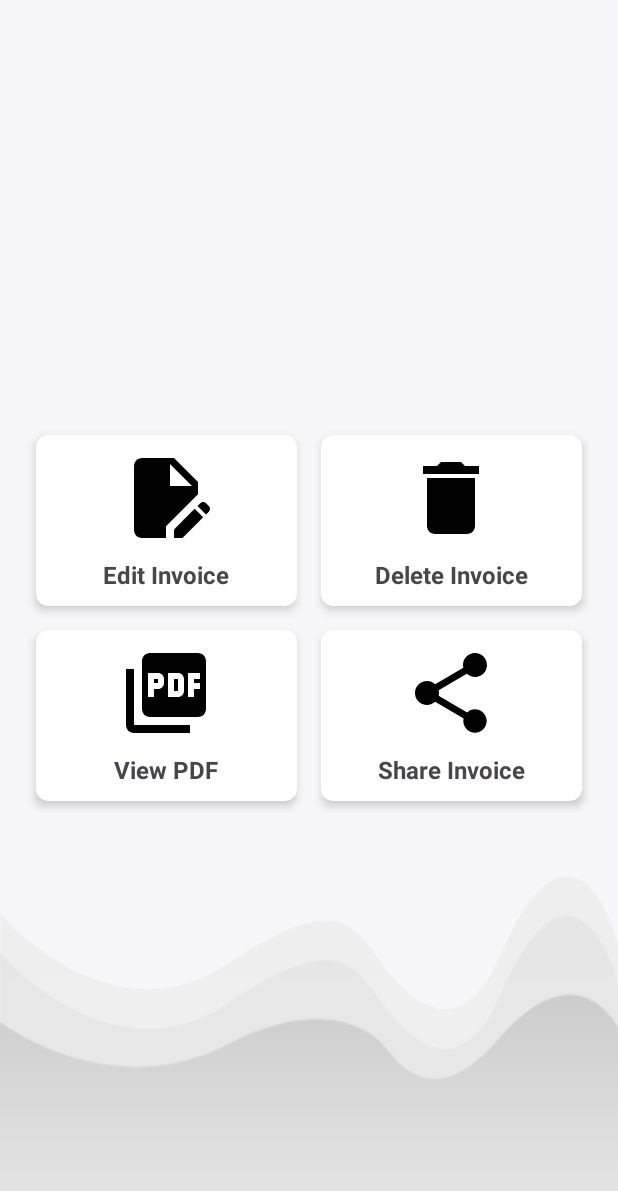
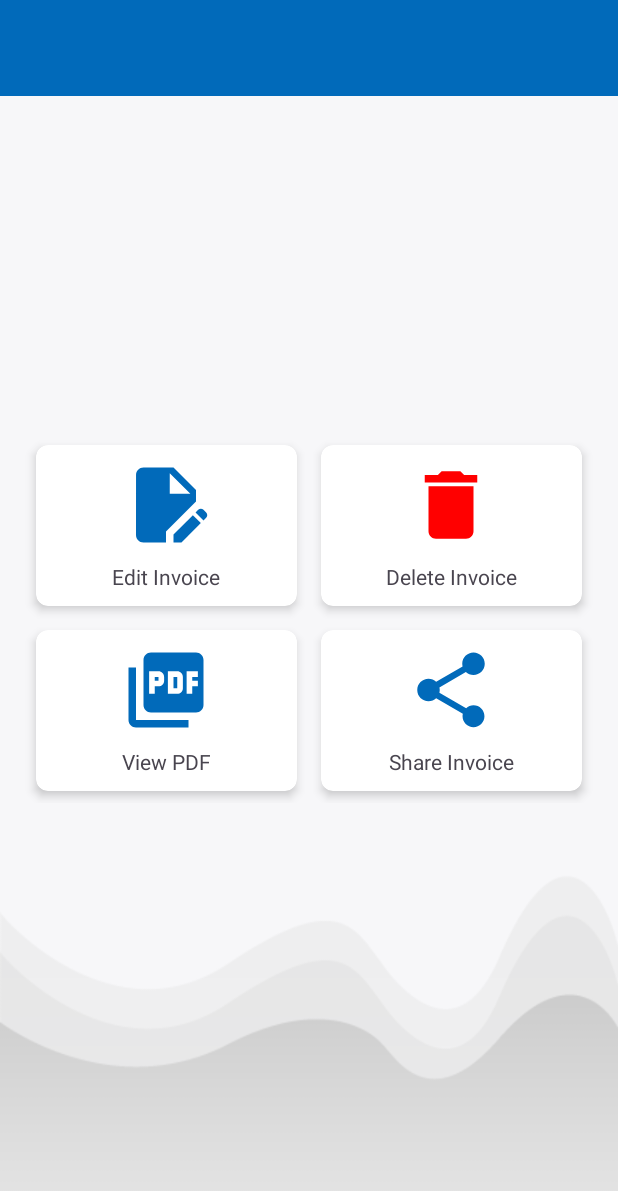
Before and after one commit to Abdul-Rehman-Ali/Royal_Journey_Tourism, an Android app: the layout activity_invoice_details.xml on its own in the app's theme, with its tools: preview values and no code run, on a phone screen of 412 x 824 dp. Shown: the top 1191 px of the screen. Run offline under Robolectric (Android 15) with nearby library versions, the phone set to English and light mode, and no system bars.

```diff
--- a/app/src/main/java/com/Trip/Trip360/InvoiceDetailsActivity.kt
+++ b/app/src/main/java/com/Trip/Trip360/InvoiceDetailsActivity.kt
@@ -6,6 +6,7 @@ import android.util.Log
 import android.widget.Toast
 import androidx.activity.enableEdgeToEdge
 import androidx.appcompat.app.AppCompatActivity
+import androidx.core.content.ContextCompat
 import androidx.core.view.ViewCompat
 import androidx.core.view.WindowInsetsCompat
 import androidx.lifecycle.lifecycleScope
@@ -16,6 +17,8 @@ import com.Trip.Trip360.utils.CustomDialog.showConfirmationDialog
 import com.Trip.Trip360.utils.IntentActionUtils.INTENT_ACTION_EDIT
 import com.Trip.Trip360.utils.PdfUtils
 import com.Trip.Trip360.utils.PdfUtilsKt
+import com.Trip.Trip360.utils.SharedPrefUtils
+import com.Trip.Trip360.utils.SharedPrefUtils.KEY_WEB_NAME
 import kotlinx.coroutines.launch
 import java.io.File
 
@@ -28,11 +31,17 @@ class InvoiceDetailsActivity : AppCompatActivity() {
         super.onCreate(savedInstanceState)
         enableEdgeToEdge()
         setContentView(binding.root)
+        window.statusBarColor = ContextCompat.getColor(this, R.color.primaryColor)
         ViewCompat.setOnApplyWindowInsetsListener(findViewById(R.id.main)) { v, insets ->
             val systemBars = insets.getInsets(WindowInsetsCompat.Type.systemBars())
             v.setPadding(systemBars.left, systemBars.top, systemBars.right, systemBars.bottom)
             insets
         }
+
+        val webName = SharedPrefUtils.getValue(this, KEY_WEB_NAME,"Default WebName")
+
+        setSupportActionBar(binding.toolbar)
+        supportActionBar?.title = webName
 
         val invoiceId = intent.getLongExtra("invoiceId", -1)
         Log.d("fjskjfs", "Invoice id: $invoiceId")
--- a/app/src/main/res/drawable/baseline_delete_24.xml
+++ b/app/src/main/res/drawable/baseline_delete_24.xml
@@ -1,5 +1,5 @@
-<vector xmlns:android="http://schemas.android.com/apk/res/android" android:height="24dp" android:tint="#000000" android:viewportHeight="24" android:viewportWidth="24" android:width="24dp">
+<vector xmlns:android="http://schemas.android.com/apk/res/android" android:height="24dp" android:tint="#FF0000" android:viewportHeight="24" android:viewportWidth="24" android:width="24dp">
 
-    <path android:fillColor="@android:color/white" android:pathData="M6,19c0,1.1 0.9,2 2,2h8c1.1,0 2,-0.9 2,-2V7H6v12zM19,4h-3.5l-1,-1h-5l-1,1H5v2h14V4z"/>
+    <path android:fillColor="@android:color/holo_red_dark" android:pathData="M6,19c0,1.1 0.9,2 2,2h8c1.1,0 2,-0.9 2,-2V7H6v12zM19,4h-3.5l-1,-1h-5l-1,1H5v2h14V4z"/>
 
 </vector>
--- a/app/src/main/res/drawable/baseline_edit_document_24.xml
+++ b/app/src/main/res/drawable/baseline_edit_document_24.xml
@@ -1,4 +1,4 @@
-<vector xmlns:android="http://schemas.android.com/apk/res/android" android:height="24dp" android:tint="#000000" android:viewportHeight="24" android:viewportWidth="24" android:width="24dp">
+<vector xmlns:android="http://schemas.android.com/apk/res/android" android:height="24dp" android:tint="#016aba" android:viewportHeight="24" android:viewportWidth="24" android:width="24dp">
 
     <path android:fillColor="@android:color/white" android:pathData="M14,19.88l0,2.12l2.12,0l5.17,-5.17l-2.12,-2.12z"/>
 
--- a/app/src/main/res/drawable/ic_pdf.xml
+++ b/app/src/main/res/drawable/ic_pdf.xml
@@ -1,4 +1,4 @@
-<vector xmlns:android="http://schemas.android.com/apk/res/android" android:height="24dp" android:tint="#000000" android:viewportHeight="24" android:viewportWidth="24" android:width="24dp">
+<vector xmlns:android="http://schemas.android.com/apk/res/android" android:height="24dp" android:tint="#016aba" android:viewportHeight="24" android:viewportWidth="24" android:width="24dp">
 
     <path android:fillColor="@android:color/white" android:pathData="M20,2L8,2c-1.1,0 -2,0.9 -2,2v12c0,1.1 0.9,2 2,2h12c1.1,0 2,-0.9 2,-2L22,4c0,-1.1 -0.9,-2 -2,-2zM11.5,9.5c0,0.83 -0.67,1.5 -1.5,1.5L9,11v2L7.5,13L7.5,7L10,7c0.83,0 1.5,0.67 1.5,1.5v1zM16.5,11.5c0,0.83 -0.67,1.5 -1.5,1.5h-2.5L12.5,7L15,7c0.83,0 1.5,0.67 1.5,1.5v3zM20.5,8.5L19,8.5v1h1.5L20.5,11L19,11v2h-1.5L17.5,7h3v1.5zM9,9.5h1v-1L9,8.5v1zM4,6L2,6v14c0,1.1 0.9,2 2,2h14v-2L4,20L4,6zM14,11.5h1v-3h-1v3z"/>
 
--- a/app/src/main/res/drawable/ic_share.xml
+++ b/app/src/main/res/drawable/ic_share.xml
@@ -1,4 +1,4 @@
-<vector xmlns:android="http://schemas.android.com/apk/res/android" android:height="24dp" android:tint="#000000" android:viewportHeight="24" android:viewportWidth="24" android:width="24dp">
+<vector xmlns:android="http://schemas.android.com/apk/res/android" android:height="24dp" android:tint="#016aba" android:viewportHeight="24" android:viewportWidth="24" android:width="24dp">
 
     <path android:fillColor="@android:color/white" android:pathData="M18,16.08c-0.76,0 -1.44,0.3 -1.96,0.77L8.91,12.7c0.05,-0.23 0.09,-0.46 0.09,-0.7s-0.04,-0.47 -0.09,-0.7l7.05,-4.11c0.54,0.5 1.25,0.81 2.04,0.81 1.66,0 3,-1.34 3,-3s-1.34,-3 -3,-3 -3,1.34 -3,3c0,0.24 0.04,0.47 0.09,0.7L8.04,9.81C7.5,9.31 6.79,9 6,9c-1.66,0 -3,1.34 -3,3s1.34,3 3,3c0.79,0 1.5,-0.31 2.04,-0.81l7.12,4.16c-0.05,0.21 -0.08,0.43 -0.08,0.65 0,1.61 1.31,2.92 2.92,2.92 1.61,0 2.92,-1.31 2.92,-2.92s-1.31,-2.92 -2.92,-2.92z"/>
 
--- a/app/src/main/res/layout/activity_invoice_details.xml
+++ b/app/src/main/res/layout/activity_invoice_details.xml
@@ -8,6 +8,21 @@
     android:layout_height="match_parent"
     android:background="@drawable/back01"
     tools:context=".InvoiceDetailsActivity">
+
+    <!-- Toolbar -->
+    <com.google.android.material.appbar.MaterialToolbar
+        android:id="@+id/toolbar"
+        android:layout_width="match_parent"
+        android:layout_height="?attr/actionBarSize"
+        android:background="@color/primaryColor"
+        android:elevation="4dp"
+        android:popupTheme="@style/ThemeOverlay.AppCompat.Light"
+        android:theme="@style/ThemeOverlay.AppCompat.Dark.ActionBar"
+        app:layout_constraintEnd_toEndOf="parent"
+        app:layout_constraintHorizontal_bias="0.5"
+        app:layout_constraintStart_toStartOf="parent"
+        app:layout_constraintTop_toTopOf="parent"
+        tools:ignore="MissingConstraints" />
 
     <androidx.gridlayout.widget.GridLayout
         android:id="@+id/gridLayout"
@@ -40,8 +55,8 @@
 
                 <ImageView
                     android:id="@+id/imageEditInvoice"
-                    android:layout_width="64dp"
-                    android:layout_height="64dp"
+                    android:layout_width="60dp"
+                    android:layout_height="60dp"
                     android:layout_marginTop="10dp"
                     android:src="@drawable/baseline_edit_document_24" />
 
@@ -50,8 +65,7 @@
                     android:layout_width="wrap_content"
                     android:layout_height="wrap_content"
                     android:text="Edit Invoice"
-                    android:textStyle="bold"
-                    android:textSize="16sp"
+                    android:textSize="14sp"
                     android:paddingBottom="10dp"
                     android:layout_marginTop="8dp" />
             </LinearLayout>
@@ -76,8 +90,8 @@
 
                 <ImageView
                     android:id="@+id/imageDeleteInvoice"
-                    android:layout_width="64dp"
-                    android:layout_height="64dp"
+                    android:layout_width="60dp"
+                    android:layout_height="60dp"
                     android:layout_marginTop="10dp"
                     android:src="@drawable/baseline_delete_24" />
 
@@ -86,8 +100,7 @@
                     android:layout_width="wrap_content"
                     android:layout_height="wrap_content"
                     android:text="Delete Invoice"
-                    android:textStyle="bold"
-                    android:textSize="16sp"
+                    android:textSize="14sp"
                     android:paddingBottom="10dp"
                     android:layout_marginTop="8dp" />
             </LinearLayout>
@@ -112,8 +125,8 @@
 
                 <ImageView
                     android:id="@+id/imageViewPdf"
-                    android:layout_width="64dp"
-                    android:layout_height="64dp"
+                    android:layout_width="60dp"
+                    android:layout_height="60dp"
                     android:layout_marginTop="10dp"
                     android:src="@drawable/ic_pdf" />
 
@@ -122,9 +135,8 @@
                     android:layout_width="wrap_content"
                     android:layout_height="wrap_content"
                     android:text="View PDF"
-                    android:textStyle="bold"
                     android:paddingBottom="10dp"
-                    android:textSize="16sp"
+                    android:textSize="14sp"
                     android:layout_marginTop="8dp" />
             </LinearLayout>
         </androidx.cardview.widget.CardView>
@@ -148,8 +160,8 @@
 
                 <ImageView
                     android:id="@+id/imageShareInvoice"
-                    android:layout_width="64dp"
-                    android:layout_height="64dp"
+                    android:layout_width="60dp"
+                    android:layout_height="60dp"
                     android:layout_marginTop="10dp"
                     android:src="@drawable/ic_share" />
 
@@ -158,8 +170,7 @@
                     android:layout_width="wrap_content"
                     android:layout_height="wrap_content"
                     android:text="Share Invoice"
-                    android:textStyle="bold"
-                    android:textSize="16sp"
+                    android:textSize="14sp"
                     android:paddingBottom="10dp"
                     android:layout_marginTop="8dp" />
             </LinearLayout>
```
